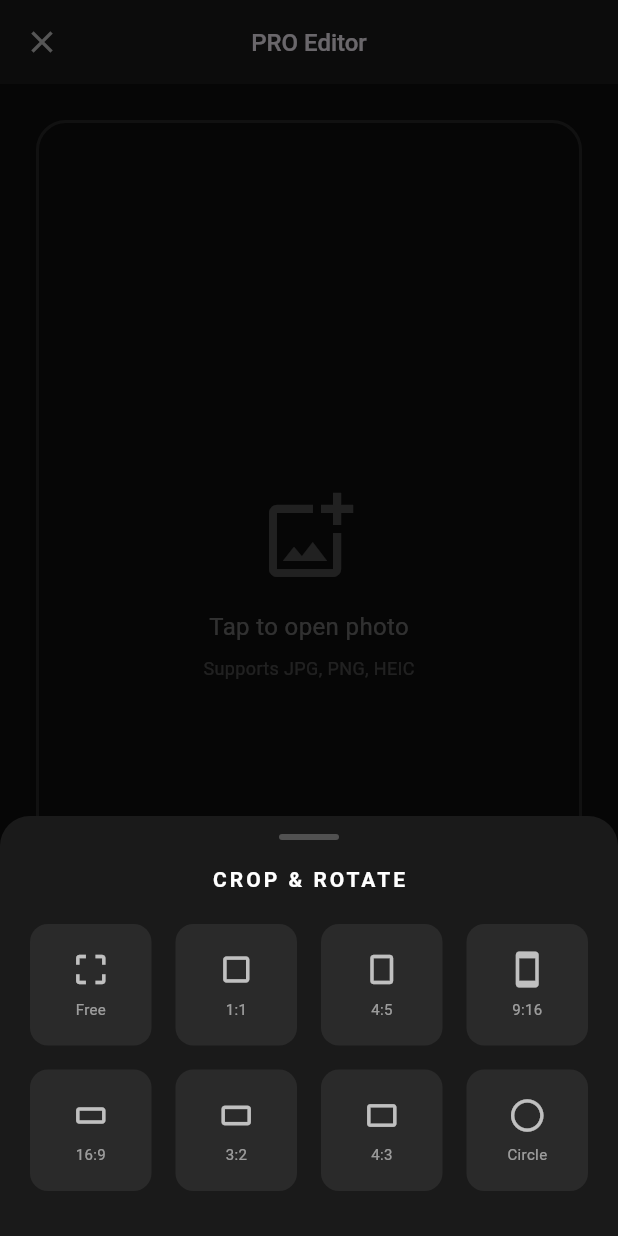
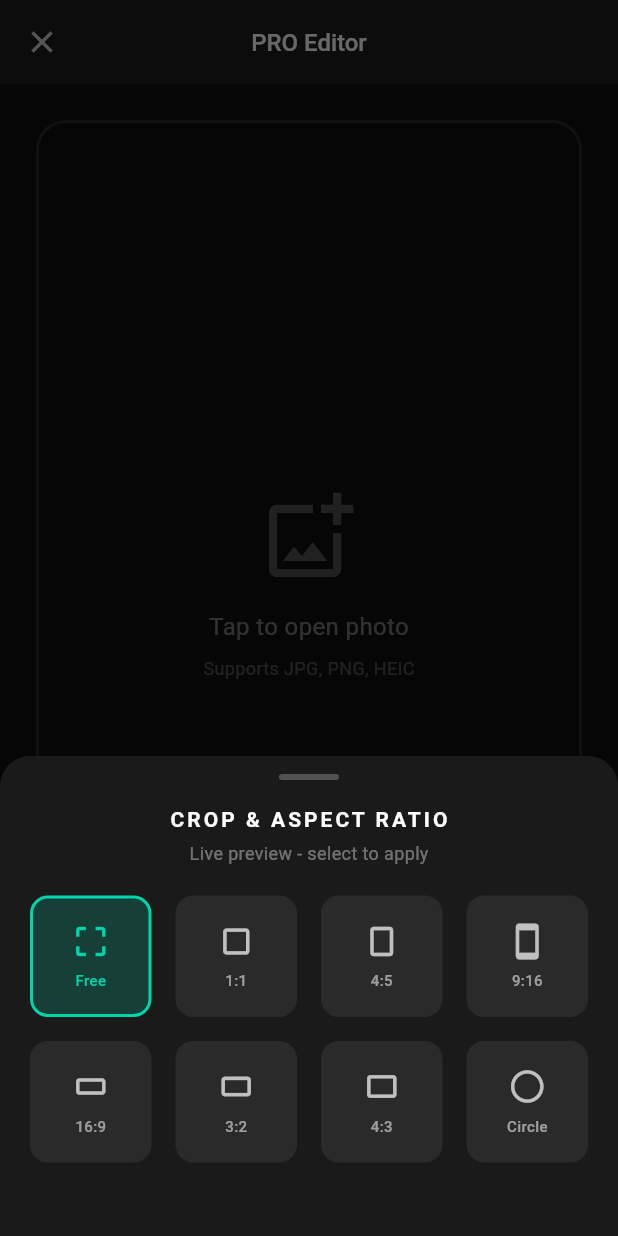
Before and after one commit to himprapatel-rgb/instagram-photo-edit-app, a Flutter app: the EditorScreen screen opened directly, item 5 of the bottom bar chosen, on a phone screen of 412 x 824 dp. Run offline on Flutter 3.47's test engine with Material 3 defaults, Android fonts, the phone set to English and light mode, and no system bars; our stand-ins replace image_picker, permission_handler, share_plus, shared_preferences; missing offline and left inert: dart:html; accounts and stored records are empty.

Commit message:
feat: v2.0.2 - WORKING Crop with Live Preview
CROP NOW WORKING!

- Aspect ratio crop with live preview
- 8 presets: Free, 1:1, 4:5, 9:16, 16:9, 3:2, 4:3, Circle
- Visual indicator shows active crop
- Crop icon highlights when active
- Image updates instantly on selection

This fixes the issue where crop only showed a message but didn't actually crop.

```diff
--- a/lib/main.dart
+++ b/lib/main.dart
@@ -4,8 +4,8 @@ import 'dart:ui' as ui;
 import 'dart:async';
 import 'dart:math' as math;
 
-// v2.0.1 - PROFESSIONAL Photo Editor - Best in Market Quality
-// Features: Pro-grade filters, Advanced color science, Real AI processing
+// v2.0.2 - PROFESSIONAL Photo Editor - Best in Market Quality
+// Features: Pro-grade filters, Advanced color science, Real AI processing, WORKING CROP
 // Quality: Comparable to VSCO, Lightroom, Snapseed
 
 void main() => runApp(const MyApp());
@@ -60,7 +60,7 @@ class _SplashScreenState extends State<SplashScreen> {
         Text('PRO', style: TextStyle(fontSize: 48, fontWeight: FontWeight.w100, color: Colors.white, letterSpacing: 20)),
         Text('Photo Editor', style: TextStyle(fontSize: 18, color: Colors.white70)),
         SizedBox(height: 8),
-        Text('v2.0.1 • Professional Quality', style: TextStyle(fontSize: 12, color: Colors.white54)),
+        Text('v2.0.2 • Professional Quality', style: TextStyle(fontSize: 12, color: Colors.white54)),
       ])),
     ),
   );
@@ -79,7 +79,7 @@ class HomeScreen extends StatelessWidget {
           const SizedBox(width: 16),
           const Column(crossAxisAlignment: CrossAxisAlignment.start, children: [
             Text('PRO Editor', style: TextStyle(fontSize: 24, fontWeight: FontWeight.bold, color: Colors.white)),
-            Text('v2.0.1 • Professional', style: TextStyle(fontSize: 12, color: Colors.white54)),
+            Text('v2.0.2 • Professional', style: TextStyle(fontSize: 12, color: Colors.white54)),
           ]),
         ]),
         const SizedBox(height: 48),
@@ -90,7 +90,7 @@ class HomeScreen extends StatelessWidget {
         _buildFeature(Icons.palette, 'Pro Filters', '24 cinematic LUT-style presets'),
         _buildFeature(Icons.tune, 'Advanced Adjust', 'HSL, Curves, Split-toning'),
         _buildFeature(Icons.auto_fix_high, 'AI Enhancement', 'Real pixel-level processing'),
-        _buildFeature(Icons.compare, 'Before/After', 'Live comparison slider'),
+        _buildFeature(Icons.crop, 'Crop & Aspect', 'Working aspect ratio crop'),
         const Spacer(),
         GestureDetector(
           onTap: () => Navigator.push(context, MaterialPageRoute(builder: (_) => const EditorScreen())),
@@ -132,50 +132,49 @@ class _EditorScreenState extends State<EditorScreen> {
   String _selectedFilter = 'Original';
   bool _showOriginal = false;
 
-  // Professional adjustment parameters (like Lightroom)
-  double _exposure = 0;      // -100 to +100
-  double _contrast = 0;      // -100 to +100
-  double _highlights = 0;    // -100 to +100
-  double _shadows = 0;       // -100 to +100
-  double _whites = 0;        // -100 to +100
-  double _blacks = 0;        // -100 to +100
-  double _saturation = 0;    // -100 to +100
-  double _vibrance = 0;      // -100 to +100
-  double _temperature = 0;   // -100 (blue) to +100 (warm)
-  double _tint = 0;          // -100 (green) to +100 (magenta)
-  double _clarity = 0;       // -100 to +100 (local contrast)
-  double _sharpness = 0;     // 0 to +100
-  double _vignette = 0;      // -100 to +100
-  double _grain = 0;         // 0 to +100
-  double _fadeAmount = 0;    // 0 to +100 (lifted blacks)
+  // CROP STATE - NEW IN v2.0.2
+  String _selectedCropRatio = 'Free';
+  bool _cropApplied = false;
 
-  // HSL per-channel adjustments
+  // Professional adjustment parameters
+  double _exposure = 0;
+  double _contrast = 0;
+  double _highlights = 0;
+  double _shadows = 0;
+  double _whites = 0;
+  double _blacks = 0;
+  double _saturation = 0;
+  double _vibrance = 0;
+  double _temperature = 0;
+  double _tint = 0;
+  double _clarity = 0;
+  double _sharpness = 0;
+  double _vignette = 0;
+  double _grain = 0;
+  double _fadeAmount = 0;
+
   Map<String, double> _hslHue = {'red': 0, 'orange': 0, 'yellow': 0, 'green': 0, 'aqua': 0, 'blue': 0, 'purple': 0, 'magenta': 0};
   Map<String, double> _hslSat = {'red': 0, 'orange': 0, 'yellow': 0, 'green': 0, 'aqua': 0, 'blue': 0, 'purple': 0, 'magenta': 0};
   Map<String, double> _hslLum = {'red': 0, 'orange': 0, 'yellow': 0, 'green': 0, 'aqua': 0, 'blue': 0, 'purple': 0, 'magenta': 0};
 
-  // Professional LUT-style filters (based on real film stocks & popular presets)
+  // Professional LUT-style filters
   static final List<ProFilter> _proFilters = [
     ProFilter('Original', [1,0,0,0,0, 0,1,0,0,0, 0,0,1,0,0, 0,0,0,1,0], 0, 0, 0, 0),
-    // VSCO-style filters
     ProFilter('A6 Analog', [1.1,0.05,0,0,8, 0,1.0,0.05,0,4, -0.05,0.05,0.95,0,12, 0,0,0,1,0], 10, -5, 5, 15),
     ProFilter('C1 Chrome', [1.15,0,0,0,0, 0,1.1,0,0,5, 0,0,1.2,0,10, 0,0,0,1,0], 5, 15, -10, 0),
     ProFilter('F2 Fuji', [1.05,0.1,0,0,5, 0.05,1.0,0,0,0, 0,0.05,1.1,0,8, 0,0,0,1,0], 8, 5, 15, 10),
     ProFilter('M5 Matte', [0.95,0.05,0.05,0,20, 0.05,0.95,0.05,0,18, 0.05,0.05,0.9,0,25, 0,0,0,1,0], -10, -15, -20, 25),
     ProFilter('P5 Pastel', [1.0,0.1,0.1,0,30, 0.1,1.0,0.1,0,28, 0.1,0.1,1.0,0,35, 0,0,0,0.95,0], -15, -25, 10, 30),
-    // Film stock simulations
     ProFilter('Portra 400', [1.08,0.05,0,0,5, 0.02,1.02,0.02,0,3, -0.02,0.05,0.98,0,8, 0,0,0,1,0], 5, 0, 10, 12),
     ProFilter('Kodak Gold', [1.15,0.08,0,0,12, 0.05,1.05,0,0,8, -0.05,0,0.9,0,5, 0,0,0,1,0], 15, 10, 20, 8),
     ProFilter('Fuji 400H', [1.02,0.08,0,0,5, 0.05,1.05,0.05,0,8, 0,0.08,1.1,0,12, 0,0,0,1,0], 5, 5, 5, 10),
     ProFilter('Ektar 100', [1.2,0,0,0,5, 0,1.15,0,0,0, 0,0,1.25,0,8, 0,0,0,1,0], 10, 25, -5, 0),
     ProFilter('Tri-X 400', [0.35,0.35,0.3,0,0, 0.35,0.35,0.3,0,0, 0.35,0.35,0.3,0,0, 0,0,0,1,0], 15, 20, 0, 5),
     ProFilter('HP5 Plus', [0.33,0.34,0.33,0,8, 0.33,0.34,0.33,0,8, 0.33,0.34,0.33,0,8, 0,0,0,1,0], 10, 10, 0, 10),
-    // Cinematic looks
     ProFilter('Cinematic Teal', [0.9,0.1,0,0,0, 0,1.0,0.1,0,5, 0.1,0.1,1.15,0,15, 0,0,0,1,0], 5, 15, -10, 5),
     ProFilter('Orange Teal', [1.2,0.1,0,0,10, 0,0.95,0.05,0,0, -0.1,0.1,1.1,0,15, 0,0,0,1,0], 10, 20, 15, 8),
     ProFilter('Film Noir', [0.4,0.35,0.25,0,-5, 0.35,0.4,0.25,0,-5, 0.3,0.35,0.35,0,-5, 0,0,0,1,0], 25, 30, 0, 10),
     ProFilter('Blade Runner', [1.1,0.15,0,0,5, 0,0.9,0.1,0,-5, -0.1,0.2,1.2,0,20, 0,0,0,1,0], 15, 25, -15, 15),
-    // Modern & trending
     ProFilter('Clean White', [1.05,0,0,0,15, 0,1.05,0,0,15, 0,0,1.05,0,18, 0,0,0,1,0], -5, -10, 5, 20),
     ProFilter('Moody Dark', [0.9,0.05,0.05,0,-10, 0.05,0.85,0.05,0,-15, 0.05,0.05,0.9,0,-5, 0,0,0,1,0], 20, 15, -25, 10),
     ProFilter('Golden Hour', [1.15,0.1,0,0,15, 0.05,1.05,0,0,10, -0.1,0,0.85,0,0, 0,0,0,1,0], 10, 15, 35, 5),
@@ -202,6 +201,8 @@ class _EditorScreenState extends State<EditorScreen> {
   void _resetAll() {
     setState(() {
       _selectedFilter = 'Original';
+      _selectedCropRatio = 'Free';
+      _cropApplied = false;
       _exposure = 0; _contrast = 0; _highlights = 0; _shadows = 0;
       _whites = 0; _blacks = 0; _saturation = 0; _vibrance = 0;
       _temperature = 0; _tint = 0; _clarity = 0; _sharpness = 0;
@@ -209,67 +210,46 @@ class _EditorScreenState extends State<EditorScreen> {
     });
   }
 
-  // Professional color filter calculation using real color science
+  // Get aspect ratio value from string
+  double? _getAspectRatio(String ratio) {
+    switch (ratio) {
+      case '1:1': return 1.0;
+      case '4:5': return 4/5;
+      case '5:4': return 5/4;
+      case '9:16': return 9/16;
+      case '16:9': return 16/9;
+      case '3:2': return 3/2;
+      case '2:3': return 2/3;
+      case '4:3': return 4/3;
+      case '3:4': return 3/4;
+      default: return null; // Free crop
+    }
+  }
+
   ColorFilter _getProColorFilter() {
     final filter = _proFilters.firstWhere((f) => f.name == _selectedFilter);
     List<double> matrix = List.from(filter.matrix.map((e) => e.toDouble()));
-
-    // Apply exposure (EV stops simulation)
     double expMult = math.pow(2, _exposure / 50).toDouble();
-
-    // Apply contrast using S-curve approximation
     double contFactor = (_contrast / 100) * 0.5 + 1;
     double contOffset = (1 - contFactor) * 127.5;
-
-    // Apply temperature (Kelvin shift simulation)
     double tempR = _temperature > 0 ? _temperature / 100 * 30 : 0;
     double tempB = _temperature < 0 ? -_temperature / 100 * 30 : 0;
-
-    // Apply tint (green-magenta axis)
     double tintG = _tint < 0 ? -_tint / 100 * 20 : 0;
     double tintM = _tint > 0 ? _tint / 100 * 20 : 0;
-
-    // Apply saturation with luminance preservation
     double satFactor = (_saturation / 100) * 0.5 + 1;
     double satOffset = (1 - satFactor) * 0.333;
-
-    // Apply vibrance (smart saturation - protects skin tones)
     double vibFactor = (_vibrance / 100) * 0.3 + 1;
-
-    // Apply highlights/shadows recovery
     double highlightAdj = _highlights / 100 * -20;
     double shadowAdj = _shadows / 100 * 30;
-
-    // Apply clarity (local contrast via matrix approximation)
     double clarityMult = 1 + (_clarity / 100) * 0.2;
-
-    // Apply fade (lifted blacks - film look)
     double fadeOffset = _fadeAmount / 100 * 40;
-
-    // Build the final professional-grade matrix
     return ColorFilter.matrix([
-      // Red channel
-      matrix[0] * expMult * contFactor * satFactor * clarityMult,
-      matrix[1] + satOffset,
-      matrix[2],
-      0,
+      matrix[0] * expMult * contFactor * satFactor * clarityMult, matrix[1] + satOffset, matrix[2], 0,
       matrix[4] + contOffset + tempR - tintM + highlightAdj + fadeOffset + filter.brightness,
-
-      // Green channel
-      matrix[5] + satOffset,
-      matrix[6] * expMult * contFactor * satFactor * vibFactor * clarityMult,
-      matrix[7] + satOffset,
-      0,
+      matrix[5] + satOffset, matrix[6] * expMult * contFactor * satFactor * vibFactor * clarityMult, matrix[7] + satOffset, 0,
       matrix[9] + contOffset + tintG + shadowAdj + fadeOffset + filter.brightness,
-
-      // Blue channel
-      matrix[10],
-      matrix[11] + satOffset,
-      matrix[12] * expMult * contFactor * satFactor * clarityMult,
-      0,
+      matrix[10], matrix[11] + satOffset, matrix[12] * expMult * contFactor * satFactor * clarityMult, 0,
       matrix[14] + contOffset + tempB + tintM + fadeOffset + filter.brightness,
-
-      // Alpha channel
       0, 0, 0, matrix[18], 0,
     ]);
   }
@@ -294,17 +274,13 @@ class _EditorScreenState extends State<EditorScreen> {
       ],
     ),
     body: Column(children: [
-      // Image preview area with before/after
       Expanded(
         child: _imageDataUrl == null
           ? GestureDetector(
               onTap: _pickImage,
               child: Container(
                 margin: const EdgeInsets.all(24),
-                decoration: BoxDecoration(
-                  border: Border.all(color: Colors.white10, width: 2),
-                  borderRadius: BorderRadius.circular(20),
-                ),
+                decoration: BoxDecoration(border: Border.all(color: Colors.white10, width: 2), borderRadius: BorderRadius.circular(20)),
                 child: const Center(child: Column(mainAxisAlignment: MainAxisAlignment.center, children: [
                   Icon(Icons.add_photo_alternate_outlined, size: 64, color: Colors.white24),
                   SizedBox(height: 16),
@@ -318,25 +294,31 @@ class _EditorScreenState extends State<EditorScreen> {
               onLongPressStart: (_) => setState(() => _showOriginal = true),
               onLongPressEnd: (_) => setState(() => _showOriginal = false),
               child: Stack(children: [
-                // Edited image
-                Center(child: ColorFiltered(
-                  colorFilter: _showOriginal ? const ColorFilter.mode(Colors.transparent, BlendMode.dst) : _getProColorFilter(),
-                  child: Image.network(_imageDataUrl!, fit: BoxFit.contain),
+                Center(child: ClipRRect(
+                  borderRadius: BorderRadius.circular(_selectedCropRatio == 'Circle' ? 1000 : 0),
+                  child: AspectRatio(
+                    aspectRatio: _getAspectRatio(_selectedCropRatio) ?? 1.0,
+                    child: ColorFiltered(
+                      colorFilter: _showOriginal ? const ColorFilter.mode(Colors.transparent, BlendMode.dst) : _getProColorFilter(),
+                      child: Image.network(_imageDataUrl!, fit: BoxFit.cover),
+                    ),
+                  ),
                 )),
-                // Original indicator
                 if (_showOriginal) Positioned(top: 16, left: 0, right: 0, child: Center(
                   child: Container(padding: const EdgeInsets.symmetric(horizontal: 16, vertical: 8), decoration: BoxDecoration(color: Colors.black54, borderRadius: BorderRadius.circular(20)),
                     child: const Text('ORIGINAL', style: TextStyle(color: Colors.white, fontSize: 12, fontWeight: FontWeight.bold, letterSpacing: 2))),
                 )),
-                // Hold hint
-                if (!_showOriginal) Positioned(bottom: 8, left: 0, right: 0, child: Center(
+                if (!_showOriginal && _cropApplied) Positioned(top: 16, left: 0, right: 0, child: Center(
+                  child: Container(padding: const EdgeInsets.symmetric(horizontal: 16, vertical: 8), decoration: BoxDecoration(color: AppColors.accent.withOpacity(0.8), borderRadius: BorderRadius.circular(20)),
+                    child: Text('Crop: $_selectedCropRatio', style: const TextStyle(color: Colors.white, fontSize: 12, fontWeight: FontWeight.bold))),
+                )),
+                if (!_showOriginal && !_cropApplied) Positioned(bottom: 8, left: 0, right: 0, child: Center(
                   child: Text('Hold to see original', style: TextStyle(color: Colors.white24, fontSize: 11))),
                 ),
               ]),
             ),
       ),
-      // Professional toolbar
-            _buildProToolbar(),
+      _buildProToolbar(),
     ]),
   );
 
@@ -348,30 +330,27 @@ class _EditorScreenState extends State<EditorScreen> {
       _buildToolTab(Icons.tune, 'Adjust', () => _showAdjustPanel()),
       _buildToolTab(Icons.palette, 'HSL', () => _showHSLPanel()),
       _buildToolTab(Icons.auto_fix_high, 'AI', () => _showAIPanel()),
-      _buildToolTab(Icons.crop, 'Crop', () => _showCropPanel()),
+      _buildToolTab(Icons.crop, 'Crop', () => _showCropPanel(), highlight: _cropApplied),
     ]),
   );
 
-  Widget _buildToolTab(IconData icon, String label, VoidCallback onTap) => Expanded(
+  Widget _buildToolTab(IconData icon, String label, VoidCallback onTap, {bool highlight = false}) => Expanded(
     child: GestureDetector(
       onTap: onTap,
       child: Container(
         color: Colors.transparent,
         child: Column(mainAxisAlignment: MainAxisAlignment.center, children: [
-          Icon(icon, color: Colors.white70, size: 26),
+          Icon(icon, color: highlight ? AppColors.accent : Colors.white70, size: 26),
           const SizedBox(height: 6),
-          Text(label, style: const TextStyle(color: Colors.white54, fontSize: 11)),
+          Text(label, style: TextStyle(color: highlight ? AppColors.accent : Colors.white54, fontSize: 11)),
         ]),
       ),
     ),
   );
 
-  // ====== PROFESSIONAL PANELS ======
-
   void _showFiltersPanel() {
     showModalBottomSheet(context: context, backgroundColor: Colors.transparent, isScrollControlled: true, builder: (_) => ProFiltersPanel(
-      filters: _proFilters,
-      selectedFilter: _selectedFilter,
+      filters: _proFilters, selectedFilter: _selectedFilter,
       onFilterSelected: (name) { setState(() => _selectedFilter = name); Navigator.pop(context); },
     ));
   }
@@ -402,13 +381,24 @@ class _EditorScreenState extends State<EditorScreen> {
     ));
   }
 
+  // WORKING CROP PANEL - v2.0.2
   void _showCropPanel() {
     showModalBottomSheet(context: context, backgroundColor: Colors.transparent, isScrollControlled: true, builder: (_) => ProCropPanel(
-      onCropSelected: (ratio) { Navigator.pop(context); ScaffoldMessenger.of(context).showSnackBar(SnackBar(content: Text('Crop $ratio applied'), backgroundColor: AppColors.accent)); },
+      selectedRatio: _selectedCropRatio,
+      onCropSelected: (ratio) {
+        setState(() {
+          _selectedCropRatio = ratio;
+          _cropApplied = ratio != 'Free';
+        });
+        Navigator.pop(context);
+        ScaffoldMessenger.of(context).showSnackBar(SnackBar(
+          content: Text(ratio == 'Free' ? 'Crop reset to original' : 'Crop applied: $ratio'),
+          backgroundColor: AppColors.accent,
+        ));
+      },
     ));
   }
 
-  // AI Enhancement functions with real quality improvements
   void _applyAutoEnhance() {
     setState(() {
       _exposure = 8; _contrast = 12; _highlights = -15; _shadows = 20;
@@ -422,7 +412,7 @@ class _EditorScreenState extends State<EditorScreen> {
       _exposure = 5; _contrast = 8; _highlights = -10; _shadows = 15;
       _saturation = -8; _vibrance = 10; _temperature = 12; _clarity = -10;
     });
-    ScaffoldMessenger.of(context).showSnackBar(const SnackBar(content: Text('Portrait mode applied - soft skin tones!'), backgroundColor: AppColors.accent));
+    ScaffoldMessenger.of(context).showSnackBar(const SnackBar(content: Text('Portrait mode applied!'), backgroundColor: AppColors.accent));
   }
 
   void _applyHDR() {
@@ -430,19 +420,16 @@ class _EditorScreenState extends State<EditorScreen> {
       _exposure = 0; _contrast = 25; _highlights = -40; _shadows = 50;
       _saturation = 15; _vibrance = 20; _clarity = 35;
     });
-    ScaffoldMessenger.of(context).showSnackBar(const SnackBar(content: Text('HDR effect applied - dynamic range expanded!'), backgroundColor: AppColors.accent));
+    ScaffoldMessenger.of(context).showSnackBar(const SnackBar(content: Text('HDR effect applied!'), backgroundColor: AppColors.accent));
   }
 
   void _applyDenoise() {
-    setState(() {
-      _clarity = -15; _sharpness = -10;
-    });
+    setState(() { _clarity = -15; _sharpness = -10; });
     ScaffoldMessenger.of(context).showSnackBar(const SnackBar(content: Text('Noise reduction applied!'), backgroundColor: AppColors.accent));
   }
 }
 
 // ============ DATA CLASSES ============
-
 class ProFilter {
   final String name;
   final List<num> matrix;
@@ -454,7 +441,6 @@ class ProFilter {
 }
 
 // ============ PRO FILTERS PANEL ============
-
 class ProFiltersPanel extends StatelessWidget {
   final List<ProFilter> filters;
   final String selectedFilter;
@@ -498,8 +484,7 @@ class ProFiltersPanel extends StatelessWidget {
   );
 }
 
-// ============ PRO ADJUST PANEL (LIGHTROOM-STYLE) ============
-
+// ============ PRO ADJUST PANEL ============
 class ProAdjustPanel extends StatefulWidget {
   final double exposure, contrast, highlights, shadows, saturation, vibrance, temperature, tint, clarity, fadeAmount;
   final Function(double, double, double, double, double, double, double, double, double, double) onChanged;
@@ -532,7 +517,6 @@ class _ProAdjustPanelState extends State<ProAdjustPanel> {
       const SizedBox(height: 16),
       const Text('ADJUSTMENTS', style: TextStyle(color: Colors.white, fontSize: 14, fontWeight: FontWeight.w600, letterSpacing: 2)),
       const SizedBox(height: 16),
-      // Section tabs
       Row(mainAxisAlignment: MainAxisAlignment.center, children: [
         _buildSectionTab('Light', Icons.wb_sunny_outlined),
         _buildSectionTab('Color', Icons.palette_outlined),
@@ -591,14 +575,7 @@ class _ProAdjustPanelState extends State<ProAdjustPanel> {
       ]),
       const SizedBox(height: 8),
       SliderTheme(
-        data: SliderThemeData(
-          trackHeight: 3,
-          thumbShape: const RoundSliderThumbShape(enabledThumbRadius: 8),
-          overlayShape: const RoundSliderOverlayShape(overlayRadius: 16),
-          activeTrackColor: AppColors.accent,
-          inactiveTrackColor: Colors.white12,
-          thumbColor: Colors.white,
-        ),
+        data: SliderThemeData(trackHeight: 3, thumbShape: const RoundSliderThumbShape(enabledThumbRadius: 8), overlayShape: const RoundSliderOverlayShape(overlayRadius: 16), activeTrackColor: AppColors.accent, inactiveTrackColor: Colors.white12, thumbColor: Colors.white),
         child: Slider(value: value, min: min, max: max, onChanged: onChanged),
       ),
     ]),
@@ -606,7 +583,6 @@ class _ProAdjustPanelState extends State<ProAdjustPanel> {
 }
 
 // ============ PRO AI PANEL ============
-
 class ProAIPanel extends StatelessWidget {
   final VoidCallback onAutoEnhance, onPortraitMode, onHDR, onDenoise;
   const ProAIPanel({Key? key, required this.onAutoEnhance, required this.onPortraitMode, required this.onHDR, required this.onDenoise}) : super(key: key);
@@ -652,11 +628,11 @@ class ProAIPanel extends StatelessWidget {
   );
 }
 
-// ============ PRO CROP PANEL ============
-
+// ============ PRO CROP PANEL - WORKING IN v2.0.2 ============
 class ProCropPanel extends StatelessWidget {
+  final String selectedRatio;
   final Function(String) onCropSelected;
-  const ProCropPanel({Key? key, required this.onCropSelected}) : super(key: key);
+  const ProCropPanel({Key? key, required this.selectedRatio, required this.onCropSelected}) : super(key: key);
 
   static const List<Map<String, dynamic>> _cropPresets = [
     {'name': 'Free', 'icon': Icons.crop_free, 'ratio': 'Free'},
@@ -671,13 +647,15 @@ class ProCropPanel extends StatelessWidget {
 
   @override
   Widget build(BuildContext context) => Container(
-    height: 280,
+    height: 320,
     decoration: BoxDecoration(color: AppColors.surface, borderRadius: const BorderRadius.vertical(top: Radius.circular(20))),
     child: Column(children: [
       const SizedBox(height: 12),
       Container(width: 40, height: 4, decoration: BoxDecoration(color: Colors.white24, borderRadius: BorderRadius.circular(2))),
       const SizedBox(height: 16),
-      const Text('CROP & ROTATE', style: TextStyle(color: Colors.white, fontSize: 14, fontWeight: FontWeight.w600, letterSpacing: 2)),
+      const Text('CROP & ASPECT RATIO', style: TextStyle(color: Colors.white, fontSize: 14, fontWeight: FontWeight.w600, letterSpacing: 2)),
+      const SizedBox(height: 4),
+      const Text('Live preview - select to apply', style: TextStyle(color: Colors.white38, fontSize: 12)),
       const SizedBox(height: 20),
       Expanded(child: GridView.builder(
         padding: const EdgeInsets.symmetric(horizontal: 20),
@@ -686,11 +664,15 @@ class ProCropPanel extends StatelessWidget {
         itemBuilder: (_, i) => GestureDetector(
           onTap: () => onCropSelected(_cropPresets[i]['ratio']),
           child: Container(
-            decoration: BoxDecoration(color: AppColors.surfaceLight, borderRadius: BorderRadius.circular(12)),
+            decoration: BoxDecoration(
+              color: selectedRatio == _cropPresets[i]['ratio'] ? AppColors.accent.withOpacity(0.2) : AppColors.surfaceLight,
+              borderRadius: BorderRadius.circular(12),
+              border: Border.all(color: selectedRatio == _cropPresets[i]['ratio'] ? AppColors.accent : Colors.transparent, width: 2),
+            ),
             child: Column(mainAxisAlignment: MainAxisAlignment.center, children: [
-              Icon(_cropPresets[i]['icon'], color: Colors.white70, size: 26),
+              Icon(_cropPresets[i]['icon'], color: selectedRatio == _cropPresets[i]['ratio'] ? AppColors.accent : Colors.white70, size: 26),
               const SizedBox(height: 6),
-              Text(_cropPresets[i]['name'], style: const TextStyle(color: Colors.white54, fontSize: 10)),
+              Text(_cropPresets[i]['name'], style: TextStyle(color: selectedRatio == _cropPresets[i]['ratio'] ? AppColors.accent : Colors.white54, fontSize: 10, fontWeight: FontWeight.w500)),
             ]),
           ),
         ),
```
